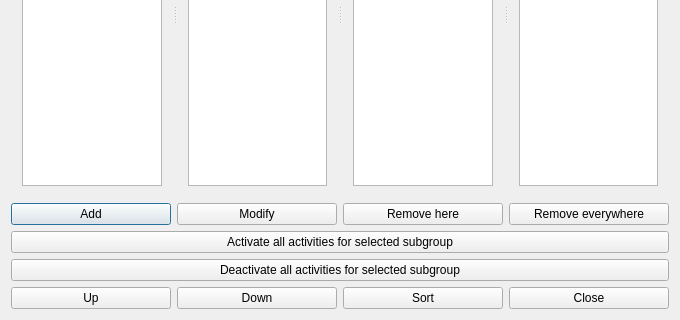
Qt form src/interface/subgroupsform_template.ui (karandit/fet) before a commit; both pictures show x 0 to 680 and y 180 to 500 of the 680 by 500 pixel window.
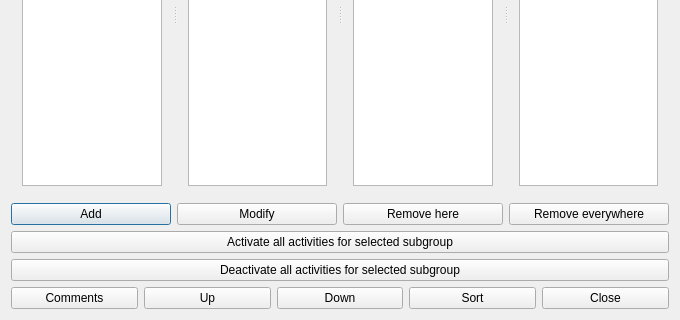
The same form after that commit.

What changed in the file:
```diff
--- a/src/interface/subgroupsform_template.ui
+++ b/src/interface/subgroupsform_template.ui
@@ -143,6 +143,13 @@
    </item>
    <item row="4" column="0">
     <layout class="QHBoxLayout" name="horizontalLayout">
+     <item>
+      <widget class="QPushButton" name="commentsPushButton">
+       <property name="text">
+        <string>Comments</string>
+       </property>
+      </widget>
+     </item>
      <item>
       <widget class="QPushButton" name="moveSubgroupUpPushButton">
        <property name="text">
```
